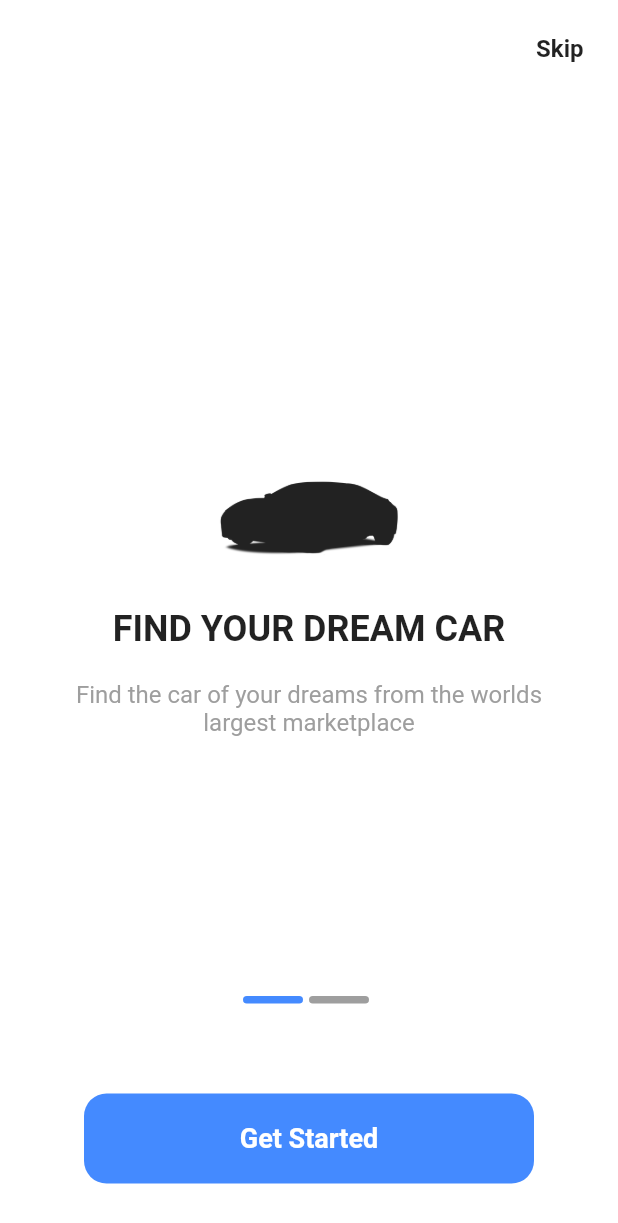
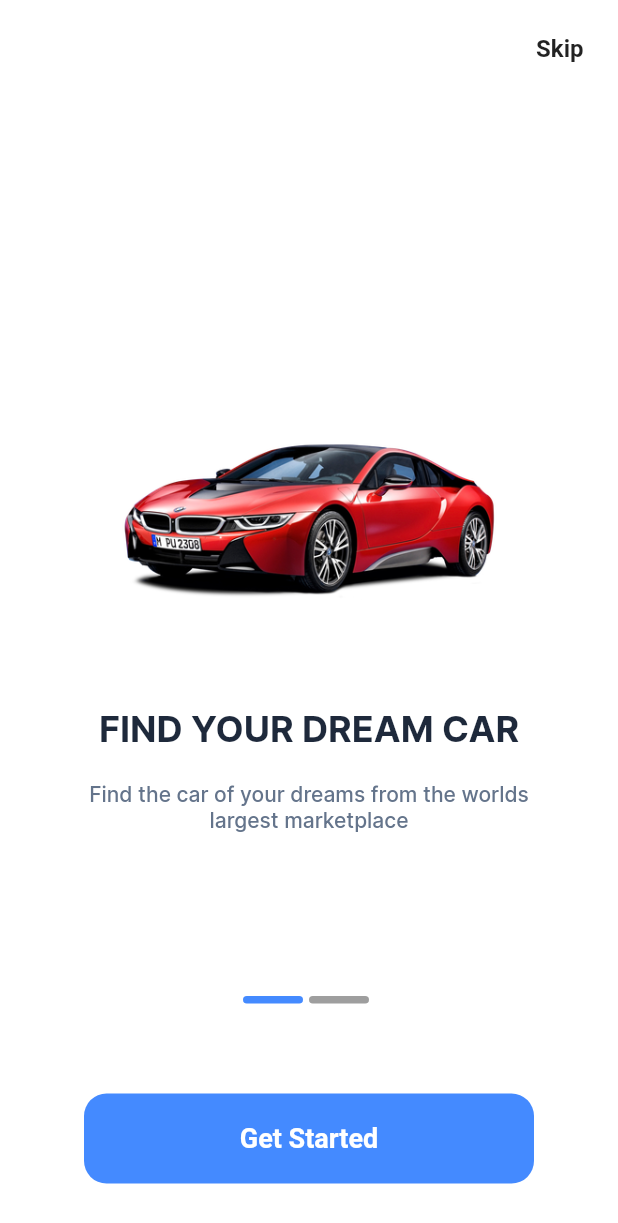
Before and after one commit to samadtalukder/flutter_auto_car_ui_kit, a Flutter app: the screen it shows after launch, on a phone screen of 412 x 824 dp. Shown: the top 1223 px of the screen. Run offline on Flutter 3.47's test engine with Material 2 defaults, Android fonts, the phone set to English and light mode, and no system bars.

Commit message:
image color remove, image height value update, text color update, add font family, unused code remove

```diff
--- a/lib/ui/on_board_screen/on_board_item.dart
+++ b/lib/ui/on_board_screen/on_board_item.dart
@@ -1,3 +1,4 @@
+import 'package:auto_car_ui_kit/config/app_colors.dart';
 import 'package:auto_car_ui_kit/ui/on_board_screen/on_board_data_model.dart';
 import 'package:flutter/material.dart';
 
@@ -14,8 +15,7 @@ class OnBoardItem extends StatelessWidget {
       children: [
         Image.asset(
           onBoardDataModel.onBoardImageSrc,
-          color: Colors.black87,
-          height: 120,
+          height: 250,
           alignment: Alignment.center,
         ),
         Text(
@@ -23,8 +23,9 @@ class OnBoardItem extends StatelessWidget {
           maxLines: 1,
           textAlign: TextAlign.center,
           style: const TextStyle(
-            color: Colors.black87,
+            color: AppColors.greyScale_800,
             fontSize: 24,
+            fontFamily: 'Inter',
             fontWeight: FontWeight.bold,
           ),
         ),
@@ -35,63 +36,13 @@ class OnBoardItem extends StatelessWidget {
             maxLines: 2,
             textAlign: TextAlign.center,
             style: const TextStyle(
-              color: Colors.grey,
-              fontSize: 16.0,
-              fontWeight: FontWeight.normal,
+              color: AppColors.greyScale_500,
+              fontSize: 14,
+              fontFamily: 'Inter',
+              fontWeight: FontWeight.w500,
             ),
           ),
         ),
-        /* Container(
-            margin: const EdgeInsets.only(
-              top: 24,
-              bottom: 24,
-            ),
-            child: Image.asset(
-              ImagePath.icCar,
-              color: Colors.black87,
-              height: 120,
-              alignment: Alignment.center,
-            ),
-          ),
-          Expanded(
-            child: Column(
-              crossAxisAlignment: CrossAxisAlignment.center,
-              mainAxisAlignment: MainAxisAlignment.center,
-              children: [
-                Text(
-                  "Find Your Dream Car".toUpperCase(),
-                  maxLines: 1,
-                  textAlign: TextAlign.center,
-                  style: const TextStyle(
-                    color: Colors.black87,
-                    fontSize: 22.0,
-                    fontWeight: FontWeight.bold,
-                  ),
-                ),
-              ],
-            ),
-          ),
-          Expanded(
-            child: Column(
-              crossAxisAlignment: CrossAxisAlignment.center,
-              mainAxisAlignment: MainAxisAlignment.start,
-              children:  [
-                Container(
-                  padding: const EdgeInsets.symmetric(horizontal: 30),
-                  child: const Text(
-                    "Find the car of your dreams from the worlds largest marketplace",
-                    maxLines: 2,
-                    textAlign: TextAlign.center,
-                    style: TextStyle(
-                      color: Colors.black87,
-                      fontSize: 16.0,
-                      fontWeight: FontWeight.normal,
-                    ),
-                  ),
-                ),
-              ],
-            ),
-          ),*/
       ],
     );
   }
```
